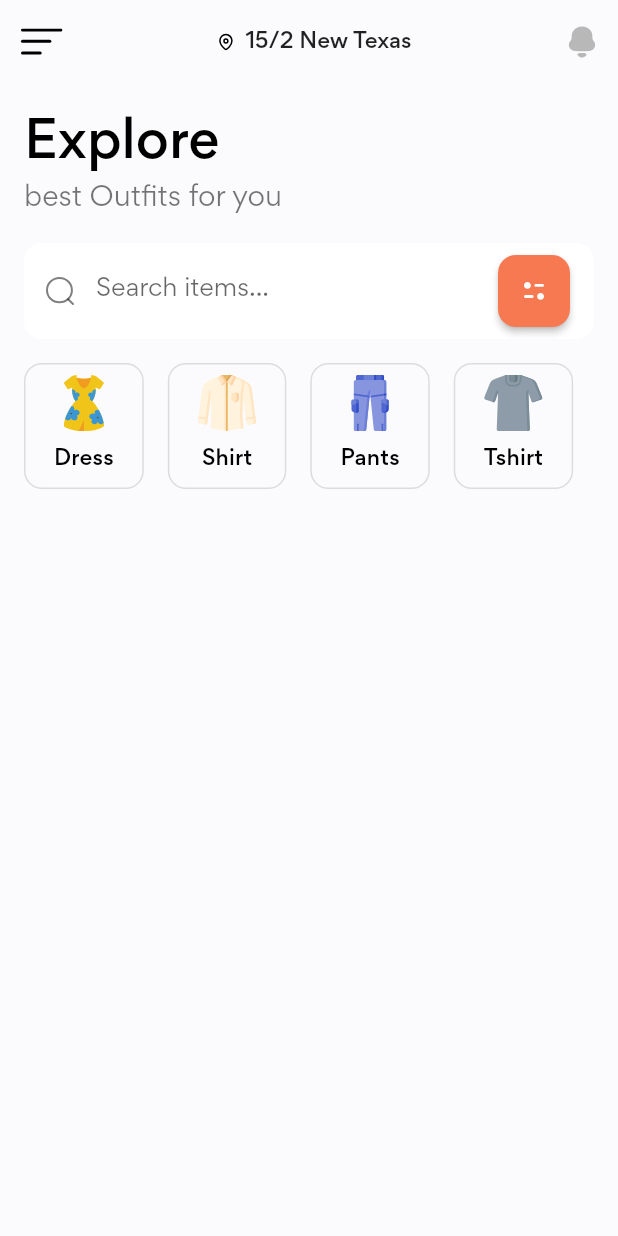
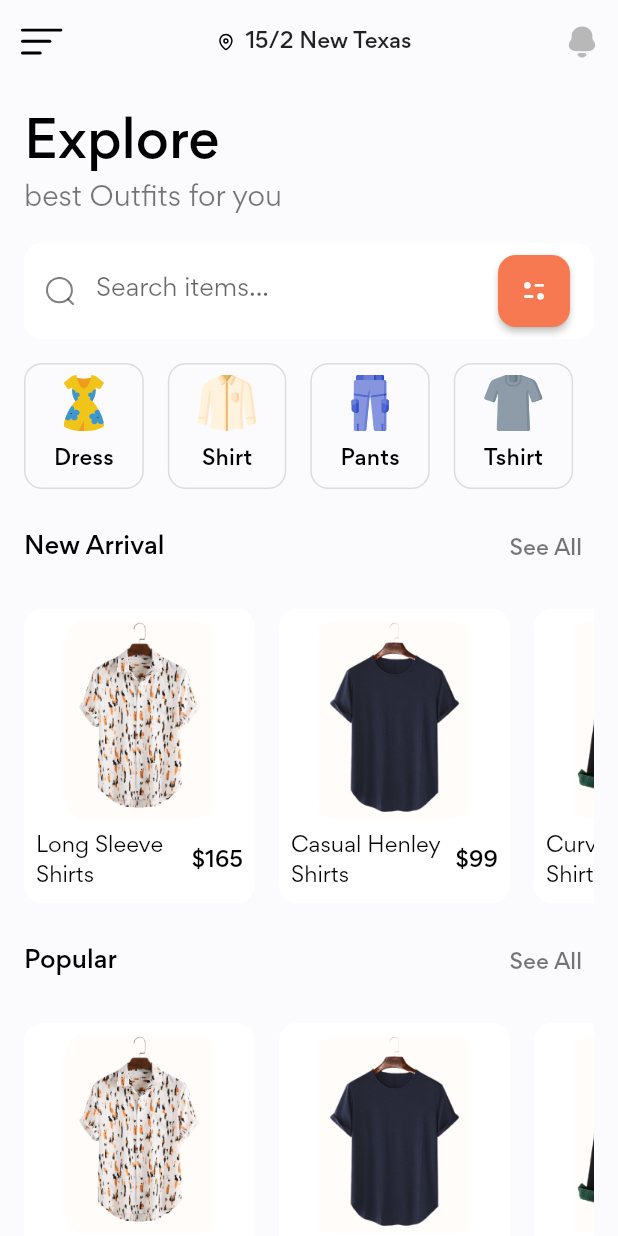
Before and after one commit to abuanwar072/Flutter-Shop-UI-Kit, a Flutter app: the screen it shows after launch, on a phone screen of 412 x 824 dp. Run offline on Flutter 3.47's test engine with Material 2 defaults, Android fonts, the phone set to English and light mode, and no system bars; our stand-ins replace flutter_svg.

Commit message:
home done

```diff
--- /dev/null
+++ b/lib/models/Product.dart
@@ -0,0 +1,29 @@
+class Product {
+  final String image, title;
+  final int price;
+
+  Product({required this.image, required this.title, required this.price});
+}
+
+List<Product> demo_product = [
+  Product(
+    image: "assets/images/product_0.png",
+    title: "Long Sleeve Shirts",
+    price: 165,
+  ),
+  Product(
+    image: "assets/images/product_1.png",
+    title: "Casual Henley Shirts",
+    price: 99,
+  ),
+  Product(
+    image: "assets/images/product_2.png",
+    title: "Curved Hem Shirts",
+    price: 180,
+  ),
+  Product(
+    image: "assets/images/product_3.png",
+    title: "Casual Nolin",
+    price: 149,
+  ),
+];
--- /dev/null
+++ b/lib/screens/home/components/new_arrival_products.dart
@@ -0,0 +1,44 @@
+import 'package:flutter/material.dart';
+import 'package:stylish/models/Product.dart';
+
+import '../../../constants.dart';
+import 'product_card.dart';
+import 'section_title.dart';
+
+class NewArrivalProducts extends StatelessWidget {
+  const NewArrivalProducts({
+    Key? key,
+  }) : super(key: key);
+
+  @override
+  Widget build(BuildContext context) {
+    return Column(
+      children: [
+        Padding(
+          padding: const EdgeInsets.symmetric(vertical: defaultPadding),
+          child: SectionTitle(
+            title: "New Arrival",
+            pressSeeAll: () {},
+          ),
+        ),
+        SingleChildScrollView(
+          scrollDirection: Axis.horizontal,
+          child: Row(
+            children: List.generate(
+              demo_product.length,
+              (index) => Padding(
+                padding: const EdgeInsets.only(right: defaultPadding),
+                child: ProductCard(
+                  title: demo_product[index].title,
+                  image: demo_product[index].image,
+                  price: demo_product[index].price,
+                  press: () {},
+                ),
+              ),
+            ),
+          ),
+        )
+      ],
+    );
+  }
+}
--- /dev/null
+++ b/lib/screens/home/components/popular_products.dart
@@ -0,0 +1,44 @@
+import 'package:flutter/material.dart';
+import 'package:stylish/models/Product.dart';
+
+import '../../../constants.dart';
+import 'product_card.dart';
+import 'section_title.dart';
+
+class PopularProducts extends StatelessWidget {
+  const PopularProducts({
+    Key? key,
+  }) : super(key: key);
+
+  @override
+  Widget build(BuildContext context) {
+    return Column(
+      children: [
+        Padding(
+          padding: const EdgeInsets.symmetric(vertical: defaultPadding),
+          child: SectionTitle(
+            title: "Popular",
+            pressSeeAll: () {},
+          ),
+        ),
+        SingleChildScrollView(
+          scrollDirection: Axis.horizontal,
+          child: Row(
+            children: List.generate(
+              demo_product.length,
+              (index) => Padding(
+                padding: const EdgeInsets.only(right: defaultPadding),
+                child: ProductCard(
+                  title: demo_product[index].title,
+                  image: demo_product[index].image,
+                  price: demo_product[index].price,
+                  press: () {},
+                ),
+              ),
+            ),
+          ),
+        )
+      ],
+    );
+  }
+}
--- /dev/null
+++ b/lib/screens/home/components/product_card.dart
@@ -0,0 +1,63 @@
+import 'package:flutter/material.dart';
+
+import '../../../constants.dart';
+
+
+class ProductCard extends StatelessWidget {
+  const ProductCard({
+    Key? key,
+    required this.image,
+    required this.title,
+    required this.price,
+    required this.press,
+  }) : super(key: key);
+  final String image, title;
+  final VoidCallback press;
+  final int price;
+
+  @override
+  Widget build(BuildContext context) {
+    return GestureDetector(
+      onTap: press,
+      child: Container(
+        width: 154,
+        padding: const EdgeInsets.all(defaultPadding / 2),
+        decoration: const BoxDecoration(
+          color: Colors.white,
+          borderRadius: BorderRadius.all(Radius.circular(defaultBorderRadius)),
+        ),
+        child: Column(
+          children: [
+            Container(
+              decoration: BoxDecoration(
+                color: const Color(0xFFFFFAF6).withOpacity(.56),
+                borderRadius: const BorderRadius.all(
+                    Radius.circular(defaultBorderRadius)),
+              ),
+              child: Image.asset(
+                image,
+                height: 132,
+              ),
+            ),
+            const SizedBox(height: defaultPadding / 2),
+            Row(
+              children: [
+                Expanded(
+                  child: Text(
+                    title,
+                    style: const TextStyle(color: Colors.black),
+                  ),
+                ),
+                const SizedBox(width: defaultPadding / 4),
+                Text(
+                  "\$" + price.toString(),
+                  style: Theme.of(context).textTheme.subtitle2,
+                ),
+              ],
+            )
+          ],
+        ),
+      ),
+    );
+  }
+}
--- /dev/null
+++ b/lib/screens/home/components/section_title.dart
@@ -0,0 +1,34 @@
+import 'package:flutter/material.dart';
+
+class SectionTitle extends StatelessWidget {
+  const SectionTitle({
+    Key? key,
+    required this.title,
+    required this.pressSeeAll,
+  }) : super(key: key);
+  final String title;
+  final VoidCallback pressSeeAll;
+
+  @override
+  Widget build(BuildContext context) {
+    return Row(
+      mainAxisAlignment: MainAxisAlignment.spaceBetween,
+      children: [
+        Text(
+          title,
+          style: Theme.of(context).textTheme.subtitle1!.copyWith(
+                color: Colors.black,
+                fontWeight: FontWeight.w500,
+              ),
+        ),
+        TextButton(
+          onPressed: pressSeeAll,
+          child: const Text(
+            "See All",
+            style: TextStyle(color: Colors.black54),
+          ),
+        )
+      ],
+    );
+  }
+}
--- a/lib/screens/home/home_screen.dart
+++ b/lib/screens/home/home_screen.dart
@@ -1,10 +1,10 @@
 import 'package:flutter/material.dart';
 import 'package:flutter_svg/flutter_svg.dart';
-import 'package:flutter_svg/parser.dart';
 import 'package:stylish/constants.dart';
-import 'package:stylish/models/Category.dart';
 
 import 'components/categories.dart';
+import 'components/new_arrival_products.dart';
+import 'components/popular_products.dart';
 import 'components/search_form.dart';
 
 class HomeScreen extends StatelessWidget {
@@ -56,7 +56,9 @@ class HomeScreen extends StatelessWidget {
               padding: EdgeInsets.symmetric(vertical: defaultPadding),
               child: SearchForm(),
             ),
-            const Categories()
+            const Categories(),
+            const NewArrivalProducts(),
+            const PopularProducts(),
           ],
         ),
       ),
```
